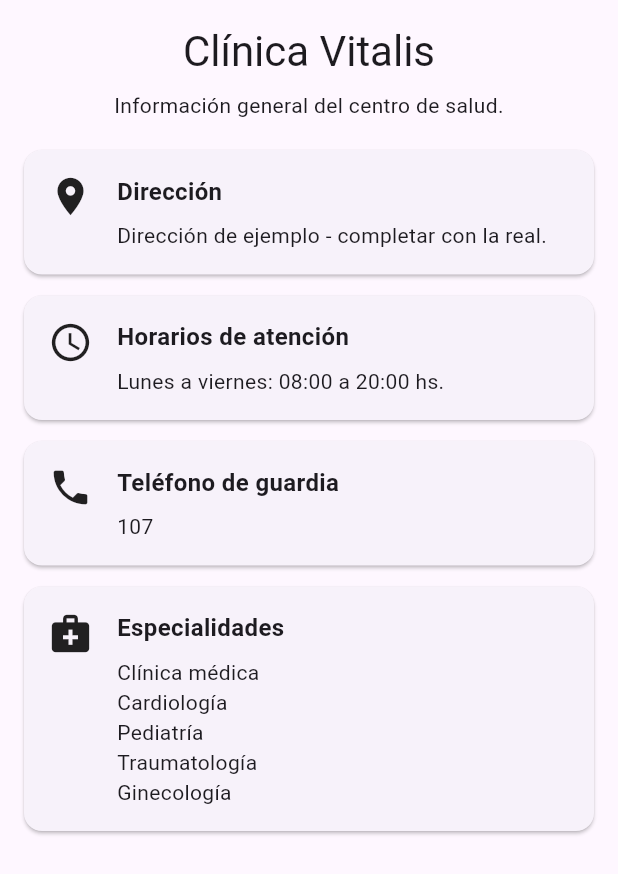
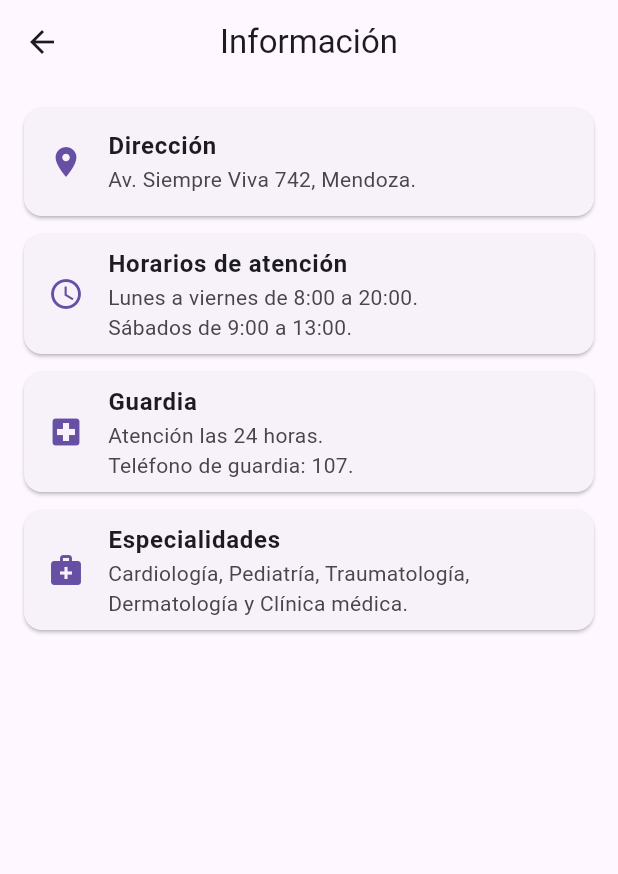
Before and after one commit to davidcopa42/clinica_vitalis, a Flutter app: the InformacionPage screen opened directly, on a phone screen of 412 x 824 dp. Shown: the top 874 px of the screen. Run offline on Flutter 3.47's test engine with Material 3 defaults, Android fonts, the phone set to English and light mode, and no system bars; our stand-ins replace cloud_firestore, firebase_auth, firebase_core, flutter_local_notifications, flutter_timezone, google_sign_in and 2 more; accounts and stored records are empty.

Commit message:
Agregar pantalla de informacion de la clinica

```diff
--- a/lib/ui/historia_clinica/widgets/informacion_page.dart
+++ /dev/null
@@ -1,94 +0,0 @@
-import 'package:flutter/material.dart';
-
-/// Muestra la información general de Clínica Vitalis.
-class InformacionPage extends StatelessWidget {
-  const InformacionPage({super.key});
-
-  @override
-  Widget build(BuildContext context) {
-    return SingleChildScrollView(
-      padding: const EdgeInsets.all(16),
-      child: Center(
-        child: ConstrainedBox(
-          constraints: const BoxConstraints(maxWidth: 750),
-          child: Column(
-            crossAxisAlignment: CrossAxisAlignment.stretch,
-            children: [
-              Text(
-                'Clínica Vitalis',
-                style: Theme.of(context).textTheme.headlineMedium,
-                textAlign: TextAlign.center,
-              ),
-              const SizedBox(height: 8),
-              const Text(
-                'Información general del centro de salud.',
-                textAlign: TextAlign.center,
-              ),
-              const SizedBox(height: 20),
-              _crearTarjeta(
-                icono: Icons.location_on,
-                titulo: 'Dirección',
-                contenido: 'Dirección de ejemplo - completar con la real.',
-              ),
-              _crearTarjeta(
-                icono: Icons.access_time,
-                titulo: 'Horarios de atención',
-                contenido: 'Lunes a viernes: 08:00 a 20:00 hs.',
-              ),
-              _crearTarjeta(
-                icono: Icons.phone,
-                titulo: 'Teléfono de guardia',
-                contenido: '107',
-              ),
-              _crearTarjeta(
-                icono: Icons.medical_services,
-                titulo: 'Especialidades',
-                contenido: 'Clínica médica\n'
-                    'Cardiología\n'
-                    'Pediatría\n'
-                    'Traumatología\n'
-                    'Ginecología',
-              ),
-            ],
-          ),
-        ),
-      ),
-    );
-  }
-
-  Widget _crearTarjeta({
-    required IconData icono,
-    required String titulo,
-    required String contenido,
-  }) {
-    return Card(
-      margin: const EdgeInsets.only(bottom: 14),
-      child: Padding(
-        padding: const EdgeInsets.all(16),
-        child: Row(
-          crossAxisAlignment: CrossAxisAlignment.start,
-          children: [
-            Icon(icono, size: 30),
-            const SizedBox(width: 16),
-            Expanded(
-              child: Column(
-                crossAxisAlignment: CrossAxisAlignment.start,
-                children: [
-                  Text(
-                    titulo,
-                    style: const TextStyle(
-                      fontWeight: FontWeight.bold,
-                      fontSize: 16,
-                    ),
-                  ),
-                  const SizedBox(height: 8),
-                  Text(contenido),
-                ],
-              ),
-            ),
-          ],
-        ),
-      ),
-    );
-  }
-}
--- /dev/null
+++ b/lib/ui/informacion/widgets/informacion_page.dart
@@ -0,0 +1,83 @@
+import 'package:flutter/material.dart';
+
+/// Pantalla con información general de la clínica.
+class InformacionPage extends StatelessWidget {
+  const InformacionPage({super.key});
+
+  @override
+  Widget build(BuildContext context) {
+    return Scaffold(
+      appBar: AppBar(
+        title: const Text('Información'),
+        centerTitle: true,
+      ),
+      body: SingleChildScrollView(
+        padding: const EdgeInsets.all(16),
+        child: Center(
+          child: ConstrainedBox(
+            constraints: const BoxConstraints(maxWidth: 720),
+            child: const Column(
+              children: [
+                _TarjetaInformacion(
+                  icono: Icons.location_on,
+                  titulo: 'Dirección',
+                  detalle: 'Av. Siempre Viva 742, Mendoza.',
+                ),
+                _TarjetaInformacion(
+                  icono: Icons.schedule,
+                  titulo: 'Horarios de atención',
+                  detalle:
+                  'Lunes a viernes de 8:00 a 20:00.\nSábados de 9:00 a 13:00.',
+                ),
+                _TarjetaInformacion(
+                  icono: Icons.local_hospital,
+                  titulo: 'Guardia',
+                  detalle:
+                  'Atención las 24 horas.\nTeléfono de guardia: 107.',
+                ),
+                _TarjetaInformacion(
+                  icono: Icons.medical_services,
+                  titulo: 'Especialidades',
+                  detalle:
+                  'Cardiología, Pediatría, Traumatología, Dermatología y Clínica médica.',
+                ),
+              ],
+            ),
+          ),
+        ),
+      ),
+    );
+  }
+}
+
+class _TarjetaInformacion extends StatelessWidget {
+  const _TarjetaInformacion({
+    required this.icono,
+    required this.titulo,
+    required this.detalle,
+  });
+
+  final IconData icono;
+  final String titulo;
+  final String detalle;
+
+  @override
+  Widget build(BuildContext context) {
+    return Card(
+      margin: const EdgeInsets.only(bottom: 12),
+      child: ListTile(
+        leading: Icon(
+          icono,
+          color: Theme.of(context).colorScheme.primary,
+        ),
+        title: Text(
+          titulo,
+          style: const TextStyle(
+            fontWeight: FontWeight.bold,
+          ),
+        ),
+        subtitle: Text(detalle),
+      ),
+    );
+  }
+}
--- a/lib/ui/inicio/widgets/inicio.dart
+++ b/lib/ui/inicio/widgets/inicio.dart
@@ -5,6 +5,7 @@ import 'package:flutter/material.dart';
 import '../../../domain/models/paciente.dart';
 import '../../auth/view_models/sesion_view_model.dart';
 import '../../historia_clinica/widgets/historia_clinica_page.dart';
+import '../../informacion/widgets/informacion_page.dart';
 import '../../perfil/view_models/perfil_view_model.dart';
 import '../../perfil/widgets/perfil.dart';
 import '../../sintomas/widgets/sintomas_page.dart';
@@ -272,18 +273,6 @@ class _InicioPageState extends State<InicioPage> {
   }
 
   Widget _buildInformacionTab() {
-    return Scaffold(
-      appBar: AppBar(title: const Text('Información'), centerTitle: true),
-      body: const Padding(
-        padding: EdgeInsets.all(24.0),
-        child: Center(
-          child: Text(
-            'Clínica Vitalis - Centro de salud',
-            style: TextStyle(fontSize: 18),
-            textAlign: TextAlign.center,
-          ),
-        ),
-      ),
-    );
+    return const InformacionPage();
   }
 }
```
